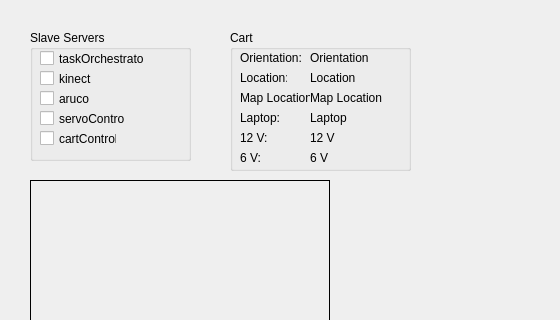
FNREnterprises/navManager, file gui.ui: the form before one commit; both pictures show x 0 to 560 and y 0 to 320 of the 800 by 600 pixel window.
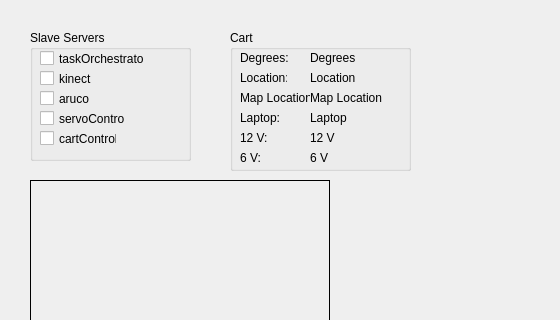
The form after the commit.

What changed in the file:
```diff
--- a/gui.ui
+++ b/gui.ui
@@ -148,7 +148,7 @@
       </rect>
      </property>
      <property name="text">
-      <string>Orientation</string>
+      <string>Degrees</string>
      </property>
     </widget>
     <widget class="QLabel" name="cartLocation">
@@ -266,7 +266,7 @@
      </rect>
     </property>
     <property name="text">
-     <string>Orientation: </string>
+     <string>Degrees: </string>
     </property>
    </widget>
    <widget class="QLabel" name="Location_2">
```
Left out of the diff: 4 changed lines with no effect on the pictures.
